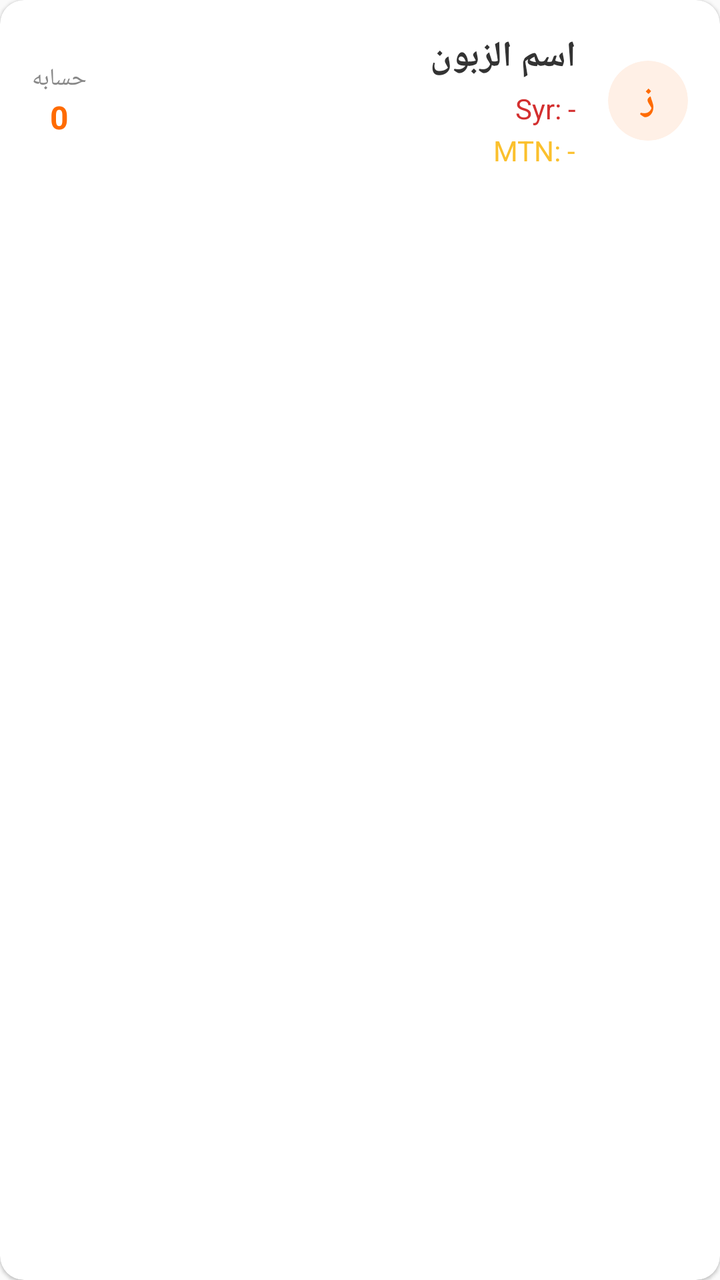
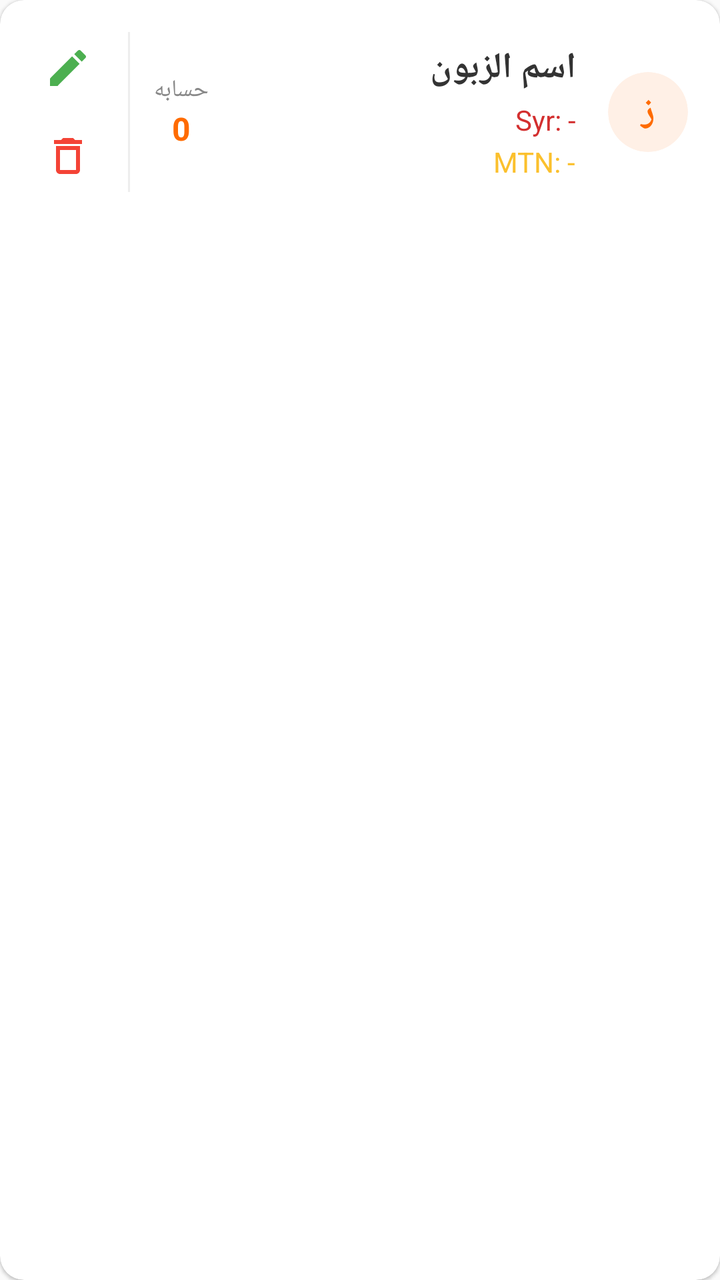

Compare the two renders of this Android layout. The source of the first and the diff that turns it into the second are given below.
<!-- AndroidManifest.xml: application theme Theme.AppCompat.Light.NoActionBar -->
<!-- res/layout/item_customer.xml -->
<?xml version="1.0" encoding="utf-8"?>
<androidx.cardview.widget.CardView xmlns:android="http://schemas.android.com/apk/res/android"
    xmlns:app="http://schemas.android.com/apk/res-auto"
    android:layout_width="match_parent"
    android:layout_height="wrap_content"
    android:layout_marginVertical="6dp"
    android:layout_marginHorizontal="2dp"
    app:cardCornerRadius="12dp"
    app:cardElevation="1dp"
    app:cardBackgroundColor="#FFFFFF">
    <LinearLayout android:layout_width="match_parent" android:layout_height="wrap_content" android:orientation="horizontal" android:padding="16dp" android:layoutDirection="rtl" android:gravity="center_vertical">
        <androidx.cardview.widget.CardView android:layout_width="40dp" android:layout_height="40dp" app:cardCornerRadius="20dp" app:cardBackgroundColor="#FFF0E6" app:cardElevation="0dp">
            <TextView android:id="@+id/tv_initial" android:layout_width="match_parent" android:layout_height="match_parent" android:text="ز" android:textSize="18sp" android:textStyle="bold" android:textColor="#FF6B00" android:gravity="center" />
        </androidx.cardview.widget.CardView>
        <LinearLayout android:layout_width="0dp" android:layout_weight="1" android:layout_height="wrap_content" android:layout_marginStart="16dp" android:orientation="vertical">
            <TextView android:id="@+id/tv_customer_name" android:layout_width="wrap_content" android:layout_height="wrap_content" android:text="اسم الزبون" android:textSize="18sp" android:textStyle="bold" android:textColor="#333333" />
            <TextView android:id="@+id/tv_syriatel" android:layout_width="wrap_content" android:layout_height="wrap_content" android:text="Syr: -" android:textSize="14sp" android:textColor="#D32F2F" android:layout_marginTop="4dp"/>
            <TextView android:id="@+id/tv_mtn" android:layout_width="wrap_content" android:layout_height="wrap_content" android:text="MTN: -" android:textSize="14sp" android:textColor="#FBC02D" android:layout_marginTop="2dp"/>
        </LinearLayout>
        <LinearLayout android:layout_width="wrap_content" android:layout_height="wrap_content" android:orientation="vertical" android:gravity="center">
            <TextView android:layout_width="wrap_content" android:layout_height="wrap_content" android:text="حسابه" android:textSize="12sp" android:textColor="#888888"/>
            <TextView android:id="@+id/tv_customer_balance" android:layout_width="wrap_content" android:layout_height="wrap_content" android:text="0" android:textSize="16sp" android:textStyle="bold" android:textColor="#FF6B00"/>
        </LinearLayout>
    </LinearLayout>
</androidx.cardview.widget.CardView>
<!-- resources referenced by this layout -->
<resources>

</resources>

<!-- the commit's change to res/layout/item_customer.xml (unified diff, before → after) -->
@@ -1,13 +1,5 @@
 <?xml version="1.0" encoding="utf-8"?>
-<androidx.cardview.widget.CardView xmlns:android="http://schemas.android.com/apk/res/android"
-    xmlns:app="http://schemas.android.com/apk/res-auto"
-    android:layout_width="match_parent"
-    android:layout_height="wrap_content"
-    android:layout_marginVertical="6dp"
-    android:layout_marginHorizontal="2dp"
-    app:cardCornerRadius="12dp"
-    app:cardElevation="1dp"
-    app:cardBackgroundColor="#FFFFFF">
+<androidx.cardview.widget.CardView xmlns:android="http://schemas.android.com/apk/res/android" xmlns:app="http://schemas.android.com/apk/res-auto" android:layout_width="match_parent" android:layout_height="wrap_content" android:layout_marginVertical="6dp" android:layout_marginHorizontal="2dp" app:cardCornerRadius="12dp" app:cardElevation="1dp" app:cardBackgroundColor="#FFFFFF">
     <LinearLayout android:layout_width="match_parent" android:layout_height="wrap_content" android:orientation="horizontal" android:padding="16dp" android:layoutDirection="rtl" android:gravity="center_vertical">
         <androidx.cardview.widget.CardView android:layout_width="40dp" android:layout_height="40dp" app:cardCornerRadius="20dp" app:cardBackgroundColor="#FFF0E6" app:cardElevation="0dp">
             <TextView android:id="@+id/tv_initial" android:layout_width="match_parent" android:layout_height="match_parent" android:text="ز" android:textSize="18sp" android:textStyle="bold" android:textColor="#FF6B00" android:gravity="center" />
@@ -21,5 +13,10 @@
             <TextView android:layout_width="wrap_content" android:layout_height="wrap_content" android:text="حسابه" android:textSize="12sp" android:textColor="#888888"/>
             <TextView android:id="@+id/tv_customer_balance" android:layout_width="wrap_content" android:layout_height="wrap_content" android:text="0" android:textSize="16sp" android:textStyle="bold" android:textColor="#FF6B00"/>
         </LinearLayout>
+        <View android:layout_width="1dp" android:layout_height="match_parent" android:background="#EEEEEE" android:layout_marginHorizontal="12dp"/>
+        <LinearLayout android:layout_width="wrap_content" android:layout_height="wrap_content" android:orientation="vertical" android:gravity="center">
+            <ImageView android:id="@+id/btn_edit_cust" android:layout_width="36dp" android:layout_height="36dp" android:src="@drawable/ic_edit" android:padding="6dp" android:background="?attr/selectableItemBackgroundBorderless" />
+            <ImageView android:id="@+id/btn_delete_cust" android:layout_width="36dp" android:layout_height="36dp" android:src="@drawable/ic_delete" android:padding="6dp" android:background="?attr/selectableItemBackgroundBorderless" android:layout_marginTop="8dp"/>
+        </LinearLayout>
     </LinearLayout>
 </androidx.cardview.widget.CardView>
<!-- resource entries referenced after the edit -->
@@ -1,5 +1,14 @@
 <!-- resources referenced by this layout -->
 <resources>
-
+  <!-- drawable ic_delete (drawable) -->
+  <?xml version="1.0" encoding="utf-8"?>
+  <vector xmlns:android="http://schemas.android.com/apk/res/android" android:width="24dp" android:height="24dp" android:viewportWidth="24" android:viewportHeight="24">
+      <path android:fillColor="#F44336" android:pathData="M16 9v10H8V9h8m-1.5-6h-5l-1 1H5v2h14V4h-3.5l-1-1zM18 7H6v12c0 1.1.9 2 2 2h8c1.1 0 2-.9 2-2V7z"/>
+  </vector>
+  <!-- drawable ic_edit (drawable) -->
+  <?xml version="1.0" encoding="utf-8"?>
+  <vector xmlns:android="http://schemas.android.com/apk/res/android" android:width="24dp" android:height="24dp" android:viewportWidth="24" android:viewportHeight="24">
+      <path android:fillColor="#4CAF50" android:pathData="M3 17.25V21h3.75L17.81 9.94l-3.75-3.75L3 17.25zM20.71 7.04c.39-.39.39-1.02 0-1.41l-2.34-2.34c-.39-.39-1.02-.39-1.41 0l-1.83 1.83 3.75 3.75 1.83-1.83z"/>
+  </vector>
 </resources>
 
